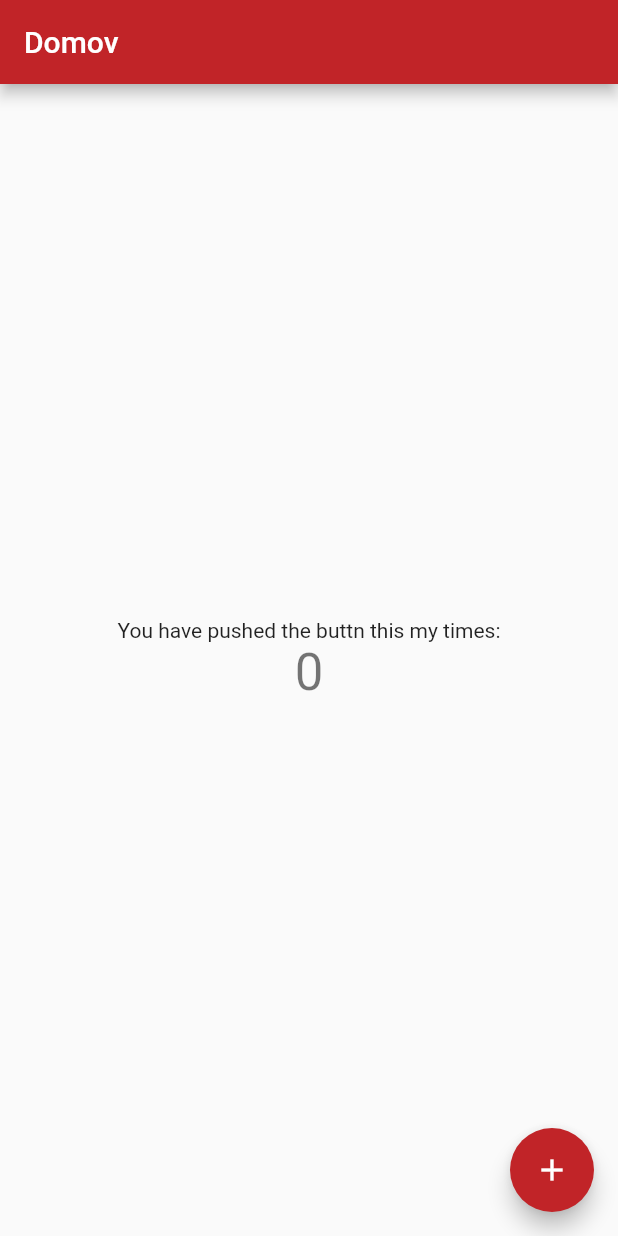
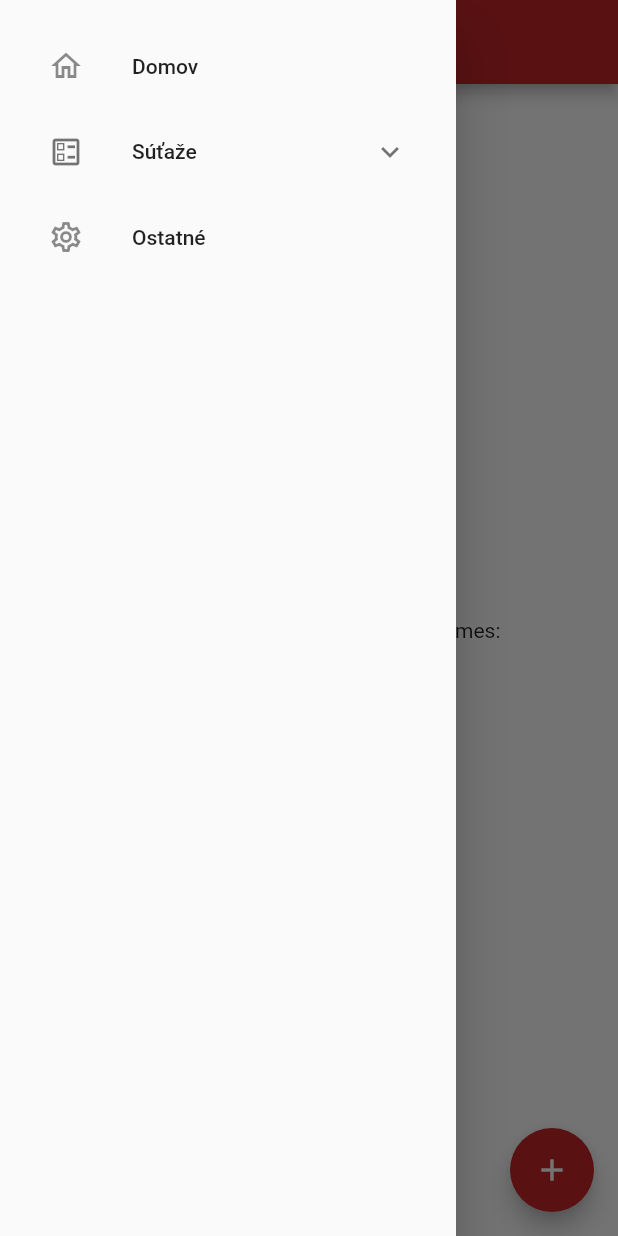
Before and after one commit to LeLukasH/Kolky_VysledkovyServis, a Flutter app: the screen it shows after launch, with the side drawer open (before the commit the screen has no drawer), on a phone screen of 412 x 824 dp. Run offline on Flutter 3.47's test engine with Material 2 defaults, Android fonts, the phone set to English and light mode, and no system bars.

Commit message:
Add Navigation Drawer

```diff
--- a/kolky_vysledkovy_servis/lib/colors.dart
+++ b/kolky_vysledkovy_servis/lib/colors.dart
@@ -31,3 +31,6 @@ MaterialColor secondaryColorSwatch = const MaterialColor(
     900: Color(0xFF0a7ec2),
   },
 );
+
+const primaryColor = Color(0xFFc12428);
+const secondaryColor = Color(0xFF0a7ec2);
--- /dev/null
+++ b/kolky_vysledkovy_servis/lib/homePage.dart
@@ -0,0 +1,50 @@
+import 'package:flutter/material.dart';
+import 'navigationDrawer.dart';
+
+class HomePage extends StatefulWidget {
+  const HomePage({super.key, required this.title});
+
+  final String title;
+
+  @override
+  State<HomePage> createState() => _HomePageState();
+}
+
+class _HomePageState extends State<HomePage> {
+  int _counter = 0;
+
+  void _incrementCounter() {
+    setState(() {
+      _counter++;
+    });
+  }
+
+  @override
+  Widget build(BuildContext context) {
+    return Scaffold(
+      appBar: AppBar(
+        title: Text(widget.title),
+      ),
+      body: Center(
+        child: Column(
+          mainAxisAlignment: MainAxisAlignment.center,
+          children: <Widget>[
+            const Text(
+              'You have pushed the buttn this my times:',
+            ),
+            Text(
+              '$_counter',
+              style: Theme.of(context).textTheme.headline4,
+            ),
+          ],
+        ),
+      ),
+      floatingActionButton: FloatingActionButton(
+        onPressed: _incrementCounter,
+        tooltip: 'Increment',
+        child: const Icon(Icons.add),
+      ),
+      drawer: const NavigationDrawer(),
+    );
+  }
+}
--- a/kolky_vysledkovy_servis/lib/main.dart
+++ b/kolky_vysledkovy_servis/lib/main.dart
@@ -1,5 +1,6 @@
 import 'package:flutter/material.dart';
 import 'colors.dart';
+import 'homePage.dart';
 
 void main() {
   runApp(const MyApp());
@@ -14,83 +15,7 @@ class MyApp extends StatelessWidget {
       theme: ThemeData(
         primarySwatch: primaryColorSwatch,
       ),
-      home: const MyHomePage(title: 'Domov'),
+      home: const HomePage(title: 'Domov'),
     );
   }
 }
-
-class MyHomePage extends StatefulWidget {
-  const MyHomePage({super.key, required this.title});
-
-  final String title;
-
-  @override
-  State<MyHomePage> createState() => _MyHomePageState();
-}
-
-class _MyHomePageState extends State<MyHomePage> {
-  int _counter = 0;
-
-  void _incrementCounter() {
-    setState(() {
-      // This call to setState tells the Flutter framework that something has
-      // changed in this State, which causes it to rerun the build method below
-      // so that the display can reflect the updated values. If we changed
-      // _counter without calling setState(), then the build method would not be
-      // called again, and so nothing would appear to happen.
-      _counter++;
-    });
-  }
-
-  @override
-  Widget build(BuildContext context) {
-    // This method is rerun every time setState is called, for instance as done
-    // by the _incrementCounter method above.
-    //
-    // The Flutter framework has been optimized to make rerunning build methods
-    // fast, so that you can just rebuild anything that needs updating rather
-    // than having to individually change instances of widgets.
-    return Scaffold(
-      appBar: AppBar(
-        // Here we take the value from the MyHomePage object that was created by
-        // the App.build method, and use it to set our appbar title.
-        title: Text(widget.title),
-      ),
-      body: Center(
-        // Center is a layout widget. It takes a single child and positions it
-        // in the middle of the parent.
-        child: Column(
-          // Column is also a layout widget. It takes a list of children and
-          // arranges them vertically. By default, it sizes itself to fit its
-          // children horizontally, and tries to be as tall as its parent.
-          //
-          // Invoke "debug painting" (press "p" in the console, choose the
-          // "Toggle Debug Paint" action from the Flutter Inspector in Android
-          // Studio, or the "Toggle Debug Paint" command in Visual Studio Code)
-          // to see the wireframe for each widget.
-          //
-          // Column has various properties to control how it sizes itself and
-          // how it positions its children. Here we use mainAxisAlignment to
-          // center the children vertically; the main axis here is the vertical
-          // axis because Columns are vertical (the cross axis would be
-          // horizontal).
-          mainAxisAlignment: MainAxisAlignment.center,
-          children: <Widget>[
-            const Text(
-              'You have pushed the buttn this my times:',
-            ),
-            Text(
-              '$_counter',
-              style: Theme.of(context).textTheme.headline4,
-            ),
-          ],
-        ),
-      ),
-      floatingActionButton: FloatingActionButton(
-        onPressed: _incrementCounter,
-        tooltip: 'Increment',
-        child: const Icon(Icons.add),
-      ), // This trailing comma makes auto-formatting nicer for build methods.
-    );
-  }
-}
--- /dev/null
+++ b/kolky_vysledkovy_servis/lib/navigationDrawer.dart
@@ -0,0 +1,155 @@
+import 'package:flutter/material.dart';
+
+class NavigationDrawer extends StatelessWidget {
+  const NavigationDrawer({Key? key}) : super(key: key);
+
+  @override
+  Widget build(BuildContext context) => Drawer(
+          child: SingleChildScrollView(
+        child: Column(
+          crossAxisAlignment: CrossAxisAlignment.stretch,
+          children: <Widget>[
+            buildHeader(context),
+            buildMenuItems(context),
+          ],
+        ),
+      ));
+
+  Widget buildHeader(BuildContext context) => Container(
+        padding: EdgeInsets.only(
+          top: MediaQuery.of(context).padding.top,
+        ),
+      );
+
+  Widget buildMenuItems(BuildContext context) => Container(
+      padding: const EdgeInsets.all(16),
+      child: Column(
+        children: [
+          ListTile(
+            leading: const Icon(Icons.home_outlined),
+            title: const Text('Domov'),
+            onTap: () => {},
+          ),
+          ExpansionTile(
+            leading: const Icon(Icons.ballot_outlined),
+            title: const Text('Súťaže'),
+            children: [
+              Padding(
+                padding: const EdgeInsets.only(left: 16.0),
+                child: ListTile(
+                  title: const Text('Interliga'),
+                  onTap: () => {},
+                ),
+              ),
+              Padding(
+                padding: const EdgeInsets.only(left: 16.0),
+                child: ExpansionTile(
+                  title: const Text('Extraliga'),
+                  children: [
+                    Padding(
+                      padding: const EdgeInsets.only(left: 16.0),
+                      child: ListTile(
+                        title: const Text('Extraliga muži'),
+                        onTap: () => {},
+                      ),
+                    ),
+                    Padding(
+                      padding: const EdgeInsets.only(left: 16.0),
+                      child: ListTile(
+                        title: const Text('AGRO CS - RONA Extraliga ženy'),
+                        onTap: () => {},
+                      ),
+                    ),
+                  ],
+                ),
+              ),
+              Padding(
+                padding: const EdgeInsets.only(left: 16.0),
+                child: ExpansionTile(
+                  title: const Text('1. liga'),
+                  children: [
+                    Padding(
+                      padding: const EdgeInsets.only(left: 16.0),
+                      child: ListTile(
+                        title: const Text('1.KL Východ'),
+                        onTap: () => {},
+                      ),
+                    ),
+                    Padding(
+                      padding: const EdgeInsets.only(left: 16.0),
+                      child: ListTile(
+                        title: const Text('1.KL Západ'),
+                        onTap: () => {},
+                      ),
+                    ),
+                  ],
+                ),
+              ),
+              Padding(
+                padding: const EdgeInsets.only(left: 16.0),
+                child: ListTile(
+                  title: const Text('2.KL Západ'),
+                  onTap: () => {},
+                ),
+              ),
+              Padding(
+                padding: const EdgeInsets.only(left: 16.0),
+                child: ExpansionTile(
+                  title: const Text('Dorast'),
+                  children: [
+                    Padding(
+                      padding: const EdgeInsets.only(left: 16.0),
+                      child: ListTile(
+                        title: const Text('DL Západ'),
+                        onTap: () => {},
+                      ),
+                    ),
+                    Padding(
+                      padding: const EdgeInsets.only(left: 16.0),
+                      child: ListTile(
+                        title: const Text('DL Východ'),
+                        onTap: () => {},
+                      ),
+                    ),
+                  ],
+                ),
+              ),
+              Padding(
+                padding: const EdgeInsets.only(left: 16.0),
+                child: ExpansionTile(
+                  title: const Text('3. liga'),
+                  children: [
+                    Padding(
+                      padding: const EdgeInsets.only(left: 16.0),
+                      child: ListTile(
+                        title: const Text('3. liga TT + NR kraj'),
+                        onTap: () => {},
+                      ),
+                    ),
+                    Padding(
+                      padding: const EdgeInsets.only(left: 16.0),
+                      child: ListTile(
+                        title: const Text('3. liga TN kraja'),
+                        onTap: () => {},
+                      ),
+                    ),
+                  ],
+                ),
+              ),
+              Padding(
+                padding: const EdgeInsets.only(left: 16.0),
+                child: ListTile(
+                  title: const Text('Slovenský pohár mužov'),
+                  onTap: () => {},
+                ),
+              ),
+            ],
+          ),
+          ListTile(
+            leading: const Icon(Icons.settings_outlined),
+            title: const Text('Ostatné'),
+            onTap: () => {},
+          ),
+        ],
+      ));
+}
```
